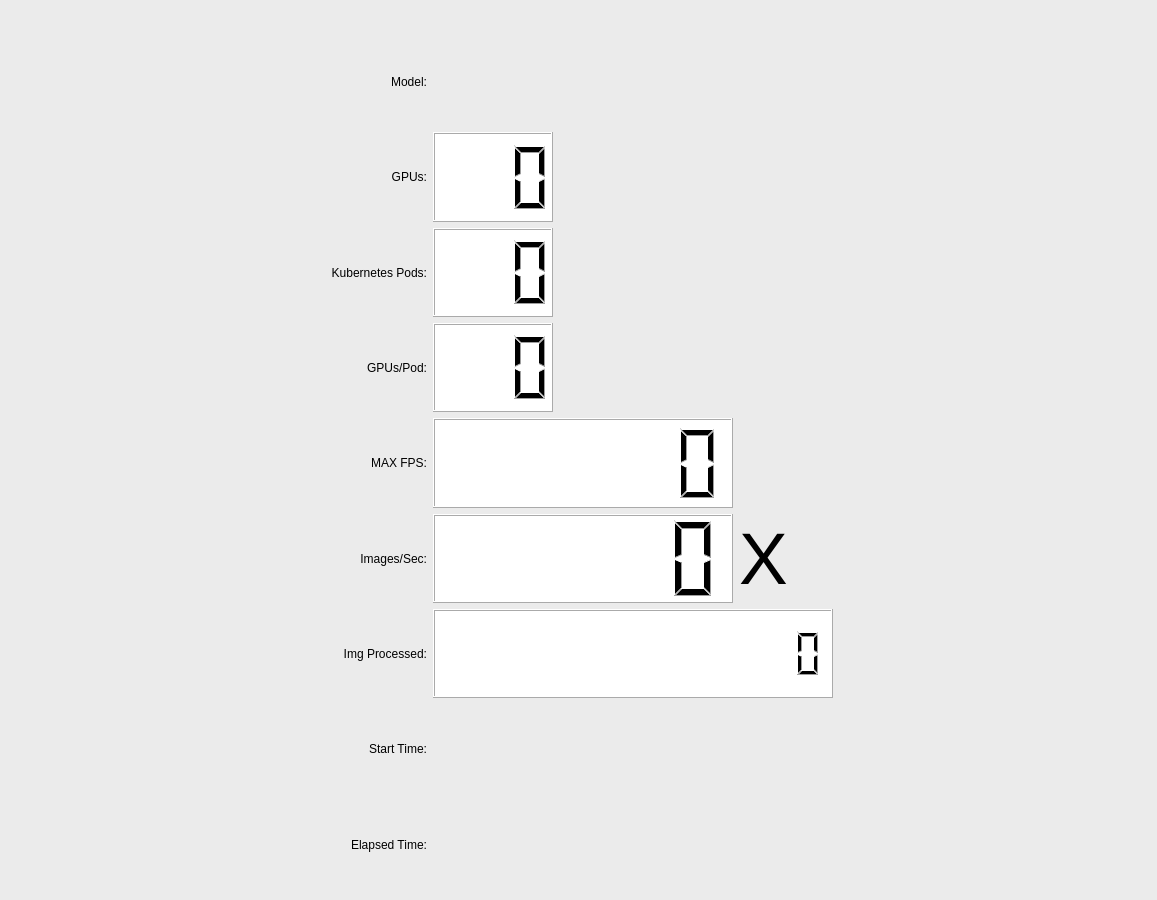
The window that apps/cloud_inference/client_app/perf_graph.ui (japarada/MIVisionX) describes before a commit, drawn with Qt 5.
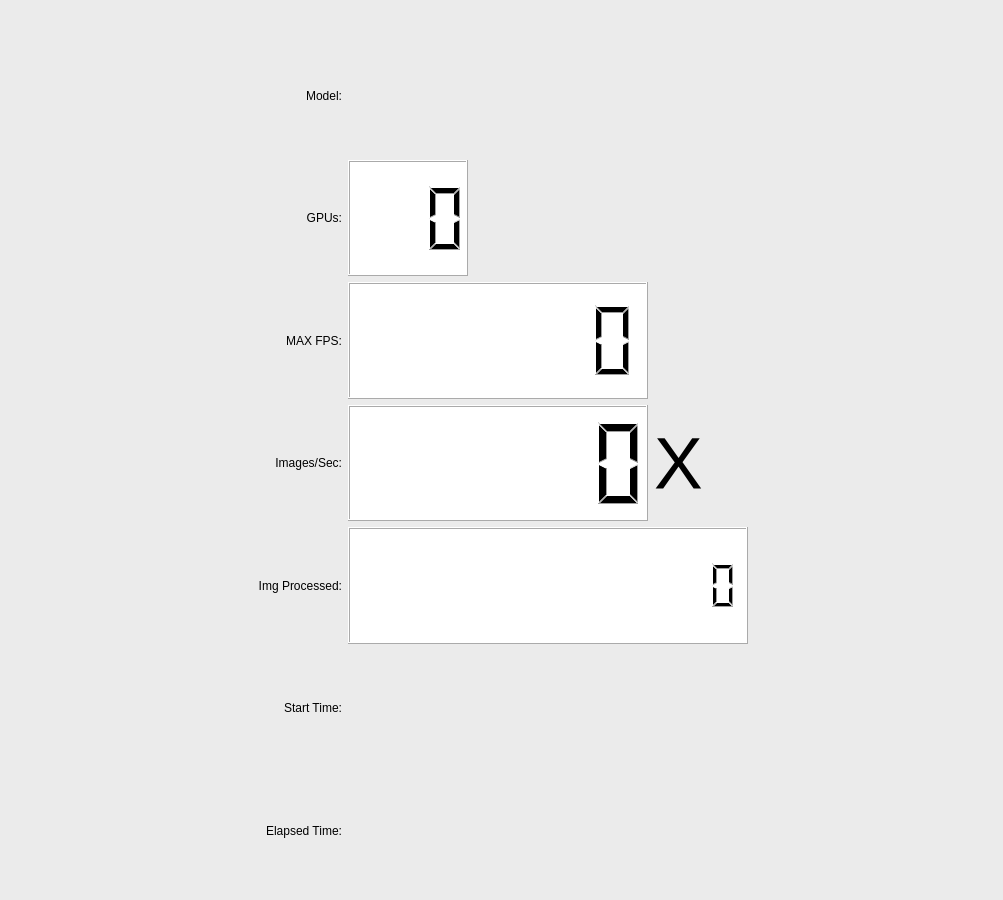
The same window after the commit. Icons and pictures are not drawn.

```diff
--- a/apps/cloud_inference/client_app/perf_graph.ui
+++ b/apps/cloud_inference/client_app/perf_graph.ui
@@ -9,7 +9,7 @@
    <rect>
     <x>0</x>
     <y>0</y>
-    <width>1157</width>
+    <width>1003</width>
     <height>900</height>
    </rect>
   </property>
@@ -30,6 +30,96 @@
    <bool>false</bool>
   </property>
   <layout class="QGridLayout" name="gridLayout">
+   <item row="4" column="1">
+    <widget class="QLabel" name="fps_label">
+     <property name="maximumSize">
+      <size>
+       <width>500</width>
+       <height>16777215</height>
+      </size>
+     </property>
+     <property name="styleSheet">
+      <string notr="true">color: rgb(0, 0, 0);
+font: 75 36pt &quot;Ubuntu&quot;;</string>
+     </property>
+     <property name="text">
+      <string>Images/Sec:</string>
+     </property>
+     <property name="alignment">
+      <set>Qt::AlignRight|Qt::AlignTrailing|Qt::AlignVCenter</set>
+     </property>
+    </widget>
+   </item>
+   <item row="1" column="1">
+    <widget class="QLabel" name="Model_label">
+     <property name="maximumSize">
+      <size>
+       <width>500</width>
+       <height>16777215</height>
+      </size>
+     </property>
+     <property name="styleSheet">
+      <string notr="true">color: rgb(0, 0, 0);
+font: 75 36pt &quot;Ubuntu&quot;;</string>
+     </property>
+     <property name="text">
+      <string>Model:</string>
+     </property>
+     <property name="alignment">
+      <set>Qt::AlignRight|Qt::AlignTrailing|Qt::AlignVCenter</set>
+     </property>
+    </widget>
+   </item>
+   <item row="3" column="1">
+    <widget class="QLabel" name="maxFPS_label">
+     <property name="maximumSize">
+      <size>
+       <width>500</width>
+       <height>16777215</height>
+      </size>
+     </property>
+     <property name="styleSheet">
+      <string notr="true">font: 75 36pt &quot;Ubuntu&quot;;
+color: rgb(0, 0, 0);</string>
+     </property>
+     <property name="text">
+      <string>MAX FPS:</string>
+     </property>
+     <property name="alignment">
+      <set>Qt::AlignRight|Qt::AlignTrailing|Qt::AlignVCenter</set>
+     </property>
+    </widget>
+   </item>
+   <item row="6" column="2">
+    <widget class="QLabel" name="StartTime_label">
+     <property name="maximumSize">
+      <size>
+       <width>500</width>
+       <height>16777215</height>
+      </size>
+     </property>
+     <property name="styleSheet">
+      <string notr="true">color: rgb(170, 0, 0);
+font: 75 28pt &quot;Ubuntu&quot;;</string>
+     </property>
+     <property name="text">
+      <string/>
+     </property>
+    </widget>
+   </item>
+   <item row="4" column="3">
+    <spacer name="horizontalSpacer_3">
+     <property name="orientation">
+      <enum>Qt::Horizontal</enum>
+     </property>
+     <property name="sizeHint" stdset="0">
+      <size>
+       <width>245</width>
+       <height>20</height>
+      </size>
+     </property>
+    </spacer>
+   </item>
    <item row="0" column="0" colspan="3">
     <layout class="QHBoxLayout" name="horizontalLayout_2">
      <property name="sizeConstraint">
@@ -129,39 +219,6 @@
      </item>
     </layout>
    </item>
-   <item row="1" column="0">
-    <spacer name="horizontalSpacer_4">
-     <property name="orientation">
-      <enum>Qt::Horizontal</enum>
-     </property>
-     <property name="sizeHint" stdset="0">
-      <size>
-       <width>245</width>
-       <height>20</height>
-      </size>
-     </property>
-    </spacer>
-   </item>
-   <item row="1" column="1">
-    <widget class="QLabel" name="Model_label">
-     <property name="maximumSize">
-      <size>
-       <width>500</width>
-       <height>16777215</height>
-      </size>
-     </property>
-     <property name="styleSheet">
-      <string notr="true">color: rgb(0, 0, 0);
-font: 75 36pt &quot;Ubuntu&quot;;</string>
-     </property>
-     <property name="text">
-      <string>Model:</string>
-     </property>
-     <property name="alignment">
-      <set>Qt::AlignRight|Qt::AlignTrailing|Qt::AlignVCenter</set>
-     </property>
-    </widget>
-   </item>
    <item row="1" column="2">
     <widget class="QLabel" name="modelName_label">
      <property name="maximumSize">
@@ -228,158 +285,8 @@
      </property>
     </widget>
    </item>
-   <item row="3" column="1">
-    <widget class="QLabel" name="kubernetes_pod_label">
-     <property name="maximumSize">
-      <size>
-       <width>500</width>
-       <height>16777215</height>
-      </size>
-     </property>
-     <property name="styleSheet">
-      <string notr="true">color: rgb(0, 0, 0);
-font: 75 36pt &quot;Ubuntu&quot;;</string>
-     </property>
-     <property name="text">
-      <string>Kubernetes Pods:</string>
-     </property>
-     <property name="alignment">
-      <set>Qt::AlignRight|Qt::AlignTrailing|Qt::AlignVCenter</set>
-     </property>
-    </widget>
-   </item>
-   <item row="3" column="2">
-    <widget class="QLCDNumber" name="pods_lcdNumber">
-     <property name="sizePolicy">
-      <sizepolicy hsizetype="Minimum" vsizetype="Minimum">
-       <horstretch>0</horstretch>
-       <verstretch>0</verstretch>
-      </sizepolicy>
-     </property>
-     <property name="minimumSize">
-      <size>
-       <width>120</width>
-       <height>0</height>
-      </size>
-     </property>
-     <property name="maximumSize">
-      <size>
-       <width>120</width>
-       <height>16777215</height>
-      </size>
-     </property>
-     <property name="styleSheet">
-      <string notr="true">background-color: rgb(255, 255, 255);
-color: rgb(0, 0, 0);</string>
-     </property>
-     <property name="digitCount">
-      <number>3</number>
-     </property>
-    </widget>
-   </item>
-   <item row="4" column="1">
-    <widget class="QLabel" name="NGPU_label">
-     <property name="maximumSize">
-      <size>
-       <width>500</width>
-       <height>16777215</height>
-      </size>
-     </property>
-     <property name="styleSheet">
-      <string notr="true">color: rgb(0, 0, 0);
-font: 75 36pt &quot;Ubuntu&quot;;</string>
-     </property>
-     <property name="text">
-      <string>GPUs/Pod:</string>
-     </property>
-     <property name="alignment">
-      <set>Qt::AlignRight|Qt::AlignTrailing|Qt::AlignVCenter</set>
-     </property>
-    </widget>
-   </item>
-   <item row="4" column="2">
-    <widget class="QLCDNumber" name="GPU_lcdNumber">
-     <property name="sizePolicy">
-      <sizepolicy hsizetype="Minimum" vsizetype="Minimum">
-       <horstretch>0</horstretch>
-       <verstretch>0</verstretch>
-      </sizepolicy>
-     </property>
-     <property name="minimumSize">
-      <size>
-       <width>120</width>
-       <height>0</height>
-      </size>
-     </property>
-     <property name="maximumSize">
-      <size>
-       <width>120</width>
-       <height>16777215</height>
-      </size>
-     </property>
-     <property name="styleSheet">
-      <string notr="true">background-color: rgb(255, 255, 255);
-color: rgb(0, 0, 0);</string>
-     </property>
-     <property name="digitCount">
-      <number>3</number>
-     </property>
-    </widget>
-   </item>
    <item row="5" column="1">
-    <widget class="QLabel" name="maxFPS_label">
-     <property name="maximumSize">
-      <size>
-       <width>500</width>
-       <height>16777215</height>
-      </size>
-     </property>
-     <property name="styleSheet">
-      <string notr="true">font: 75 36pt &quot;Ubuntu&quot;;
-color: rgb(0, 0, 0);</string>
-     </property>
-     <property name="text">
-      <string>MAX FPS:</string>
-     </property>
-     <property name="alignment">
-      <set>Qt::AlignRight|Qt::AlignTrailing|Qt::AlignVCenter</set>
-     </property>
-    </widget>
-   </item>
-   <item row="5" column="2">
-    <widget class="QLCDNumber" name="maxFPS_lcdNumber">
-     <property name="sizePolicy">
-      <sizepolicy hsizetype="Minimum" vsizetype="Minimum">
-       <horstretch>0</horstretch>
-       <verstretch>0</verstretch>
-      </sizepolicy>
-     </property>
-     <property name="minimumSize">
-      <size>
-       <width>300</width>
-       <height>0</height>
-      </size>
-     </property>
-     <property name="maximumSize">
-      <size>
-       <width>300</width>
-       <height>16777215</height>
-      </size>
-     </property>
-     <property name="styleSheet">
-      <string notr="true">background-color: rgb(255, 255, 255);
-color: rgb(0, 0, 0);</string>
-     </property>
-     <property name="smallDecimalPoint">
-      <bool>true</bool>
-     </property>
-     <property name="digitCount">
-      <number>6</number>
-     </property>
-    </widget>
-   </item>
-   <item row="6" column="1">
-    <widget class="QLabel" name="fps_label">
+    <widget class="QLabel" name="images_label">
      <property name="maximumSize">
       <size>
        <width>500</width>
@@ -391,14 +298,14 @@
 font: 75 36pt &quot;Ubuntu&quot;;</string>
      </property>
      <property name="text">
-      <string>Images/Sec:</string>
+      <string>Img Processed:</string>
      </property>
      <property name="alignment">
       <set>Qt::AlignRight|Qt::AlignTrailing|Qt::AlignVCenter</set>
      </property>
     </widget>
    </item>
-   <item row="6" column="2">
+   <item row="4" column="2">
     <layout class="QHBoxLayout" name="horizontalLayout">
      <item>
       <widget class="QLCDNumber" name="fps_lcdNumber">
@@ -454,21 +361,28 @@
      </item>
     </layout>
    </item>
-   <item row="6" column="3">
-    <spacer name="horizontalSpacer_3">
-     <property name="orientation">
-      <enum>Qt::Horizontal</enum>
-     </property>
-     <property name="sizeHint" stdset="0">
+   <item row="6" column="1">
+    <widget class="QLabel" name="startName_label">
+     <property name="maximumSize">
       <size>
-       <width>95</width>
-       <height>20</height>
+       <width>500</width>
+       <height>16777215</height>
       </size>
      </property>
-    </spacer>
+     <property name="styleSheet">
+      <string notr="true">color: rgb(0, 0, 0);
+font: 75 36pt &quot;Ubuntu&quot;;</string>
+     </property>
+     <property name="text">
+      <string>Start Time:</string>
+     </property>
+     <property name="alignment">
+      <set>Qt::AlignRight|Qt::AlignTrailing|Qt::AlignVCenter</set>
+     </property>
+    </widget>
    </item>
-   <item row="7" column="1">
-    <widget class="QLabel" name="images_label">
+   <item row="2" column="1">
+    <widget class="QLabel" name="TotalGPU_label">
      <property name="maximumSize">
       <size>
        <width>500</width>
@@ -480,14 +394,14 @@
 font: 75 36pt &quot;Ubuntu&quot;;</string>
      </property>
      <property name="text">
-      <string>Img Processed:</string>
+      <string>GPUs:</string>
      </property>
      <property name="alignment">
       <set>Qt::AlignRight|Qt::AlignTrailing|Qt::AlignVCenter</set>
      </property>
     </widget>
    </item>
-   <item row="7" column="2">
+   <item row="5" column="2">
     <widget class="QLCDNumber" name="images_lcdNumber">
      <property name="sizePolicy">
       <sizepolicy hsizetype="Minimum" vsizetype="Minimum">
@@ -519,28 +433,40 @@
      </property>
     </widget>
    </item>
-   <item row="8" column="1">
-    <widget class="QLabel" name="startName_label">
+   <item row="3" column="2">
+    <widget class="QLCDNumber" name="maxFPS_lcdNumber">
+     <property name="sizePolicy">
+      <sizepolicy hsizetype="Minimum" vsizetype="Minimum">
+       <horstretch>0</horstretch>
+       <verstretch>0</verstretch>
+      </sizepolicy>
+     </property>
+     <property name="minimumSize">
+      <size>
+       <width>300</width>
+       <height>0</height>
+      </size>
+     </property>
      <property name="maximumSize">
       <size>
-       <width>500</width>
+       <width>300</width>
        <height>16777215</height>
       </size>
      </property>
      <property name="styleSheet">
-      <string notr="true">color: rgb(0, 0, 0);
-font: 75 36pt &quot;Ubuntu&quot;;</string>
+      <string notr="true">background-color: rgb(255, 255, 255);
+color: rgb(0, 0, 0);</string>
      </property>
-     <property name="text">
-      <string>Start Time:</string>
+     <property name="smallDecimalPoint">
+      <bool>true</bool>
      </property>
-     <property name="alignment">
-      <set>Qt::AlignRight|Qt::AlignTrailing|Qt::AlignVCenter</set>
+     <property name="digitCount">
+      <number>6</number>
      </property>
     </widget>
    </item>
-   <item row="8" column="2">
-    <widget class="QLabel" name="StartTime_label">
+   <item row="7" column="2">
+    <widget class="QLabel" name="elapsedTime_label">
      <property name="maximumSize">
       <size>
        <width>500</width>
@@ -556,7 +482,20 @@
      </property>
     </widget>
    </item>
-   <item row="9" column="1">
+   <item row="1" column="0">
+    <spacer name="horizontalSpacer_4">
+     <property name="orientation">
+      <enum>Qt::Horizontal</enum>
+     </property>
+     <property name="sizeHint" stdset="0">
+      <size>
+       <width>242</width>
+       <height>20</height>
+      </size>
+     </property>
+    </spacer>
+   </item>
+   <item row="7" column="1">
     <widget class="QLabel" name="ElapsedTimeName_label">
      <property name="maximumSize">
       <size>
@@ -576,23 +515,6 @@
      </property>
     </widget>
    </item>
-   <item row="9" column="2">
-    <widget class="QLabel" name="elapsedTime_label">
-     <property name="maximumSize">
-      <size>
-       <width>500</width>
-       <height>16777215</height>
-      </size>
-     </property>
-     <property name="styleSheet">
-      <string notr="true">color: rgb(170, 0, 0);
-font: 75 28pt &quot;Ubuntu&quot;;</string>
-     </property>
-     <property name="text">
-      <string/>
-     </property>
-    </widget>
-   </item>
   </layout>
  </widget>
  <resources>
```
Left out of the diff: 20 changed lines with no effect on the pictures.
